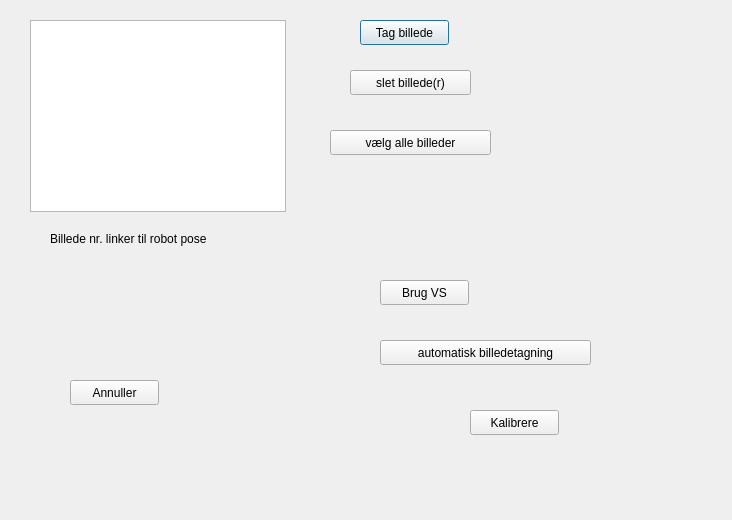
Qt form Qt/KameraKalibrering/nykalibrering.ui (fjederholdt/Afgangsprojekt) before a commit.
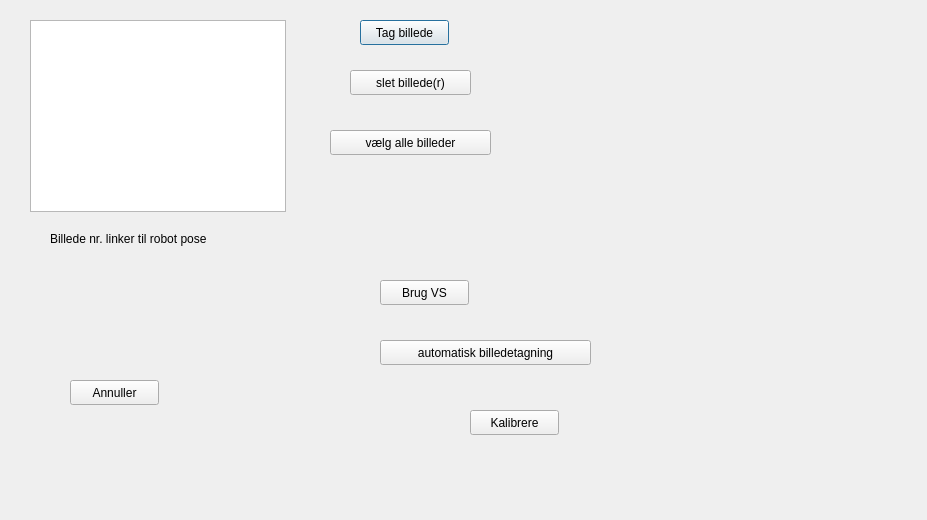
The same form after that commit.

Diff of the .ui file:
```diff
--- a/Qt/KameraKalibrering/nykalibrering.ui
+++ b/Qt/KameraKalibrering/nykalibrering.ui
@@ -6,7 +6,7 @@
    <rect>
     <x>0</x>
     <y>0</y>
-    <width>732</width>
+    <width>927</width>
     <height>520</height>
    </rect>
   </property>
```
